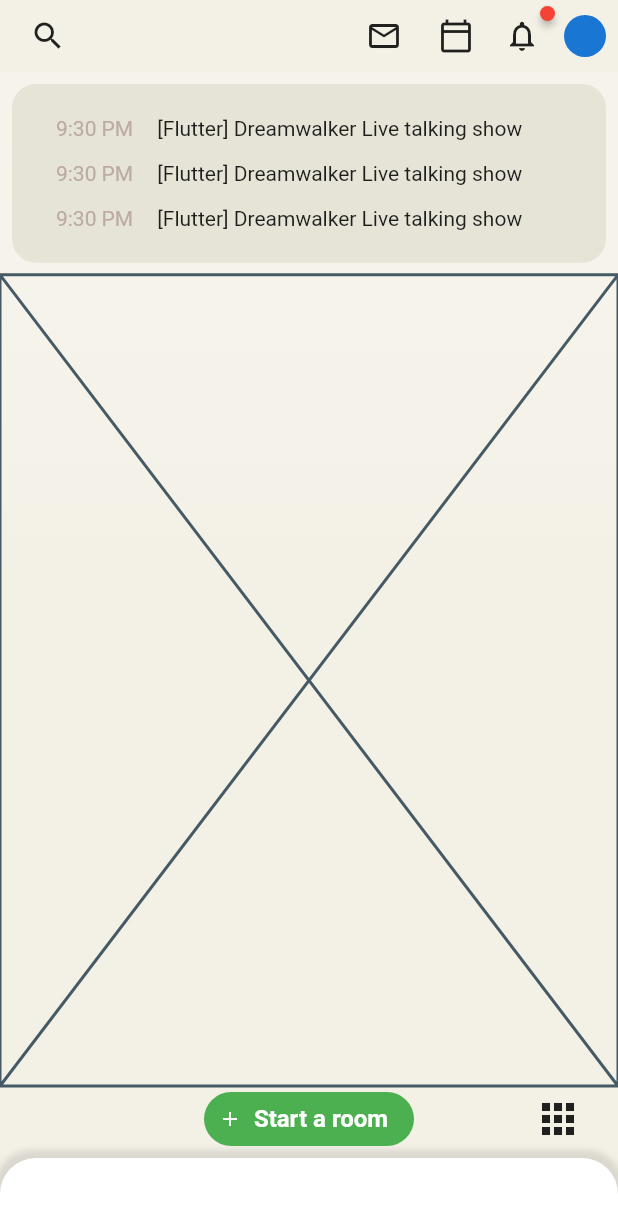
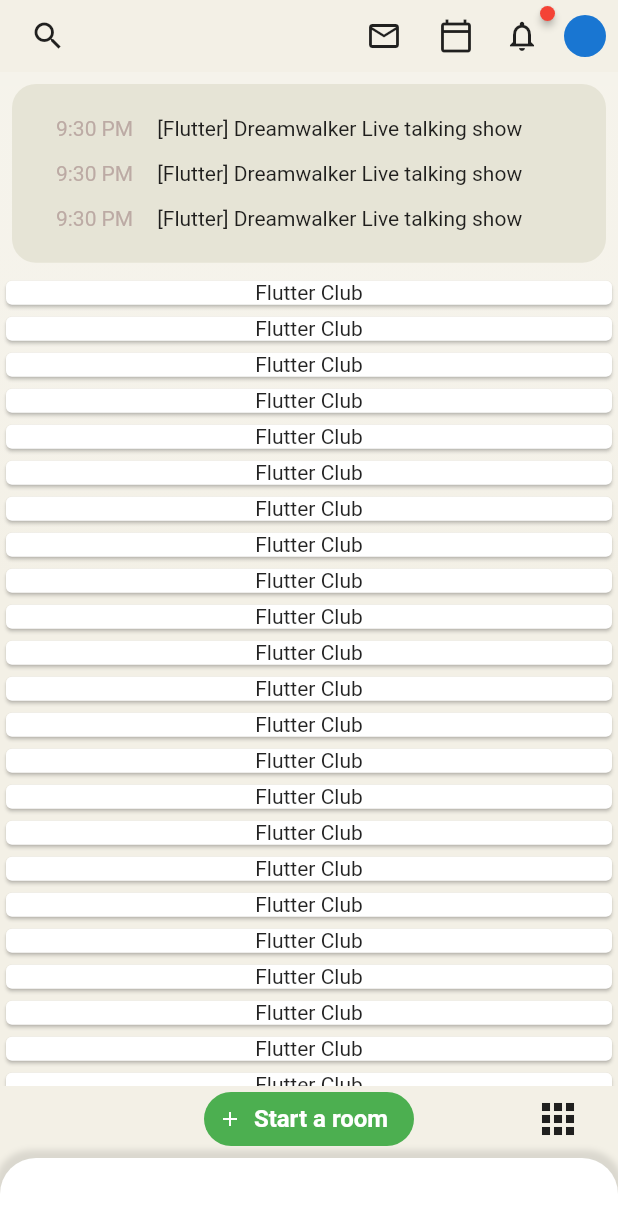
Before and after one commit to JAICHANGPARK/flutter_notebook_11th_story, a Flutter app: the screen it shows after launch, on a phone screen of 412 x 824 dp. Shown: the top 1230 px of the screen. Run offline on Flutter 3.47's test engine with Material 2 defaults, Android fonts, the phone set to English and light mode, and no system bars; drawn by our look-alikes of badges; our stand-ins replace backdrop.

Commit message:
Update clubhouse_home_page.dart

```diff
--- a/lib/ep701_clubhouse/ui/clubhouse_home_page.dart
+++ b/lib/ep701_clubhouse/ui/clubhouse_home_page.dart
@@ -135,7 +135,16 @@ class _ClubhouseHomePageState extends State<ClubhouseHomePage> {
                           ],
                         ),
                       )),
-                  Expanded(flex: 8, child: Placeholder())
+                  Expanded(
+                    flex: 8,
+                    child: ListView.builder(itemBuilder: (context, index) {
+                      return Card(
+                        child: Column(
+                          children: [Text("Flutter Club")],
+                        ),
+                      );
+                    }),
+                  )
                 ],
               ),
             ),
```
